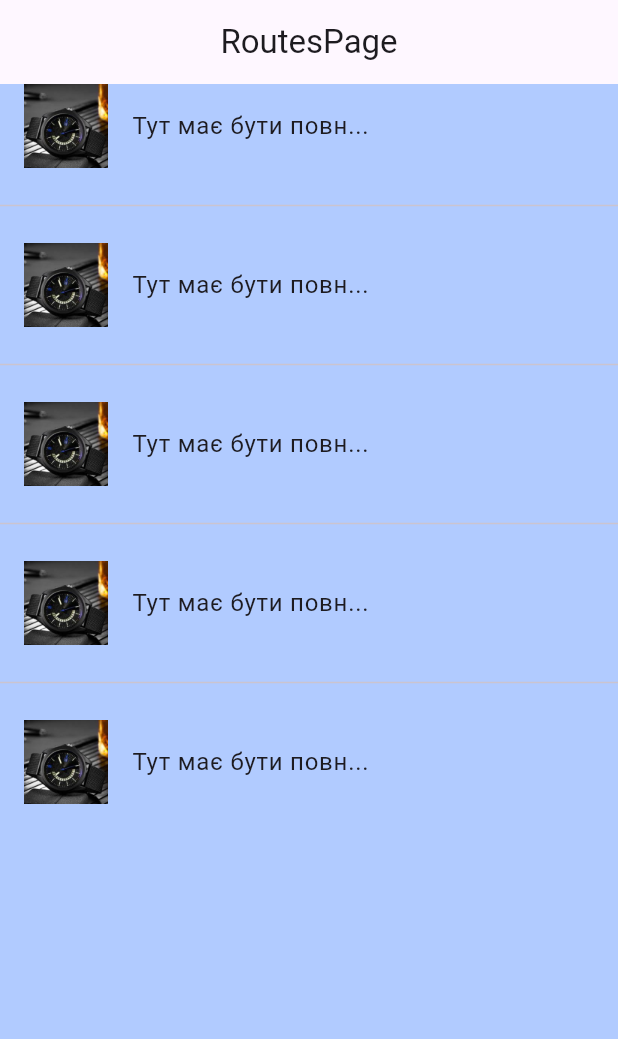
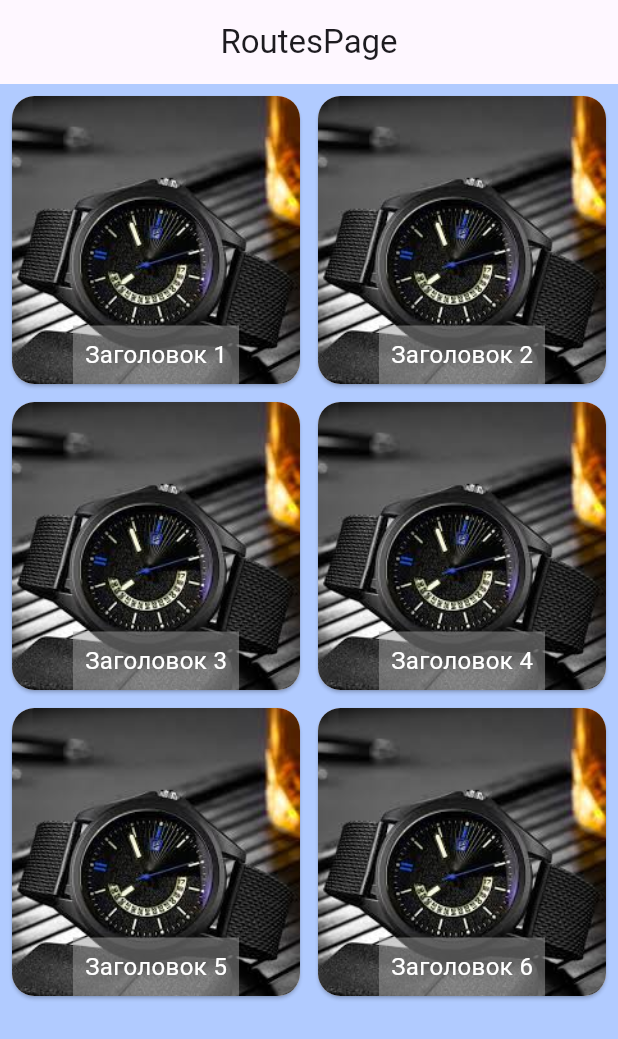
Before and after one commit to sandrew338/Travely, a Flutter app: the screen it shows after launch, on a phone screen of 412 x 824 dp. Shown: the top 1039 px of the screen. Run offline on Flutter 3.47's test engine with Material 3 defaults, Android fonts, the phone set to English and light mode, and no system bars; our stand-ins replace firebase_auth, firebase_core, flutter_svg, google_maps_flutter, table_calendar; accounts and stored records are empty.

Commit message:
commitng 04.05 menu of popular

```diff
--- a/lib/pages/routes_page.dart
+++ b/lib/pages/routes_page.dart
@@ -1,21 +1,22 @@
 import 'package:flutter/material.dart';
+import 'package:travely/pages/login_page.dart';
 import 'package:travely/pages/map_page.dart';
 
 class RoutesPage extends StatefulWidget {
-  const RoutesPage({super.key});
+  const RoutesPage({Key? key}) : super(key: key);
 
   @override
   State<RoutesPage> createState() => _RoutesPageState();
 }
 
 class _RoutesPageState extends State<RoutesPage> {
-
-final List<String> items = [
-    'Тут має бути повн...',
-    'Тут має бути повн...',
-    'Тут має бути повн...',
-    'Тут має бути повн...',
-    'Тут має бути повн...',
+  final List<Map<String, String>> items = [
+    {'title': 'Заголовок 1', 'text': 'Lorem ipsum dolor sit amet, consectetur adipisci elit, sed eiusmod tempor incidunt ut labore et dolore magna aliqua. Ut enim ad minim veniam, quis nostrum exercitationem ullam corporis suscipit laboriosam, nisi ut aliquid ex ea commodi consequatur. Quis aute iure reprehenderit in voluptate velit esse cillum dolore eu fugiat nulla pariatur. Excepteur sint obcaecat cupiditat non proident, sunt in culpa qui officia deserunt mollit anim id est laborum. ', 'image': 'lib/images/images-2.png'},
+    {'title': 'Заголовок 2', 'text': 'Текст 2', 'image': 'lib/images/images-2.png'},
+    {'title': 'Заголовок 3', 'text': 'Текст 3', 'image': 'lib/images/images-2.png'},
+    {'title': 'Заголовок 4', 'text': 'Текст 4', 'image': 'lib/images/images-2.png'},
+    {'title': 'Заголовок 5', 'text': 'Текст 5', 'image': 'lib/images/images-2.png'},
+    {'title': 'Заголовок 6', 'text': 'Текст 6', 'image': 'lib/images/images-2.png'},
   ];
 
   @override
@@ -26,66 +27,102 @@
         title: const Text("RoutesPage"),
         centerTitle: true,
       ),
-      body: ListView.separated(
-        itemCount: items.length,
-        separatorBuilder: (BuildContext context, int index) => const Divider(height: 50),
-        itemBuilder: (context, index)  {
-          return ListTile(
-            leading: GestureDetector(
+      body: GridView.count(
+        crossAxisCount: 2,
+        childAspectRatio: 1.0,
+        padding: const EdgeInsets.all(4.0),
+        mainAxisSpacing: 4.0,
+        crossAxisSpacing: 4.0,
+        children: items.map((Map<String, String> item) {
+          return GestureDetector(
             onTap: () {
               Navigator.push(
                 context,
                 MaterialPageRoute(builder: (context) => const MapPage()),
               );
             },
+            child: Card(
+              shape: RoundedRectangleBorder(
+                borderRadius: BorderRadius.circular(15.0),
+              ),
+              clipBehavior: Clip.antiAlias,
+              child: Stack(
+                fit: StackFit.expand,
+                children: <Widget>[
+                  GestureDetector(
+                    onTap: () {
+                      Navigator.push(
+                        context,
+                        MaterialPageRoute(
+                            builder: (context) => const MapPage()),
+                      );
+                    },
                     child: Image.asset(
-                   "lib/images/images-2.png",
-                   fit: BoxFit.cover, // Fixes border issues
-                   //width: 110.0,
-                   //height: 110.0,
+                      item['image']!,
+                      fit: BoxFit.cover,
                     ),
                   ),
-            title: GestureDetector(
+                  Align(
+                    alignment: Alignment.bottomCenter,
+                    child: Container(
+                      color: Colors.grey.withOpacity(0.5),
+                      child: Padding(
+                        padding: const EdgeInsets.all(8.0),
+                        child: GestureDetector(
                           onTap: () {
                             showDialog(
                               context: context,
                               builder: (BuildContext context) {
                                 return Dialog(
                                   child: Container(
-                        height: 300,
-                        width: 300,
+                                    height: 700,
+                                    width: 400,
                                     child: Padding(
                                       padding: const EdgeInsets.all(12.0),
                                       child: Column(
-                            mainAxisAlignment: MainAxisAlignment.center,
-                            crossAxisAlignment: CrossAxisAlignment.start,
+                                        mainAxisAlignment:
+                                            MainAxisAlignment.center,
+                                        crossAxisAlignment:
+                                            CrossAxisAlignment.center,
                                         children: [
-                              Row(
-                                mainAxisAlignment:
-                                    MainAxisAlignment.spaceBetween,
-                                children: <Widget>[
-                                  Text(items[index]),
+                                          GestureDetector(
+                                            onTap: () {
+                                              Navigator.push(
+                                                context,
+                                                MaterialPageRoute(
+                                                    builder: (context) => const MapPage()),
+                                              );
+                                            },
+                                            child: Image.asset(
+                                              item['image']!,
+                                              width: 50,
+                                              height: 50,
+                                            ),
+                                          ),
+                                          const SizedBox(height: 10),
+                                          Text(
+                                            item['title']!,
+                                            style: TextStyle(
+                                              fontSize: 20.0,
+                                              fontWeight: FontWeight.bold,
+                                            ),
+                                            textAlign: TextAlign.center,
+                                          ),
+                                          const SizedBox(height: 10),
+                                          Flexible(
+                                            child: SingleChildScrollView(
+                                              child: Text(
+                                                item['text']!,
+                                                textAlign: TextAlign.center,
+                                              ),
+                                            ),
+                                          ),
+                                          const SizedBox(height: 10),
                                           IconButton(
                                             icon: const Icon(Icons.close),
                                             onPressed: () {
                                               Navigator.of(context).pop();
                                             },
-                                  ),
-                                ],
-                              ),
-                              const SizedBox(height: 10),
-                              Row(
-                                children: <Widget>[
-                                  Image.asset(
-                                    'lib/images/images-2.png',
-                                    width: 50,
-                                    height: 50,
-                                  ),
-                                  const Padding(
-                                    padding: EdgeInsets.only(left: 10),
-                                    child: Flexible(child: Text("Тут має бути повний текст, де буде описана екскурсія"),)
-                                  ),
-                                ],
                                           ),
                                         ],
                                       ),
@@ -95,16 +132,28 @@
                               },
                             );
                           },
-              child: Text(items[index]),
+                          child: Text(
+                            item['title']!,
+                            style: TextStyle(
+                              color: Colors.white,
+                              fontSize: 16.0,
+                            ),
+                          ),
+                        ),
+                      ),
+                    ),
+                  ),
+                ],
+              ),
             ),
           );
-        },
+        }).toList(),
       ),
     );
   }
+}
 
 
-}
 
 
 //   List routesList = [4];
```
Lines whose indentation alone changed are shown as unchanged.
